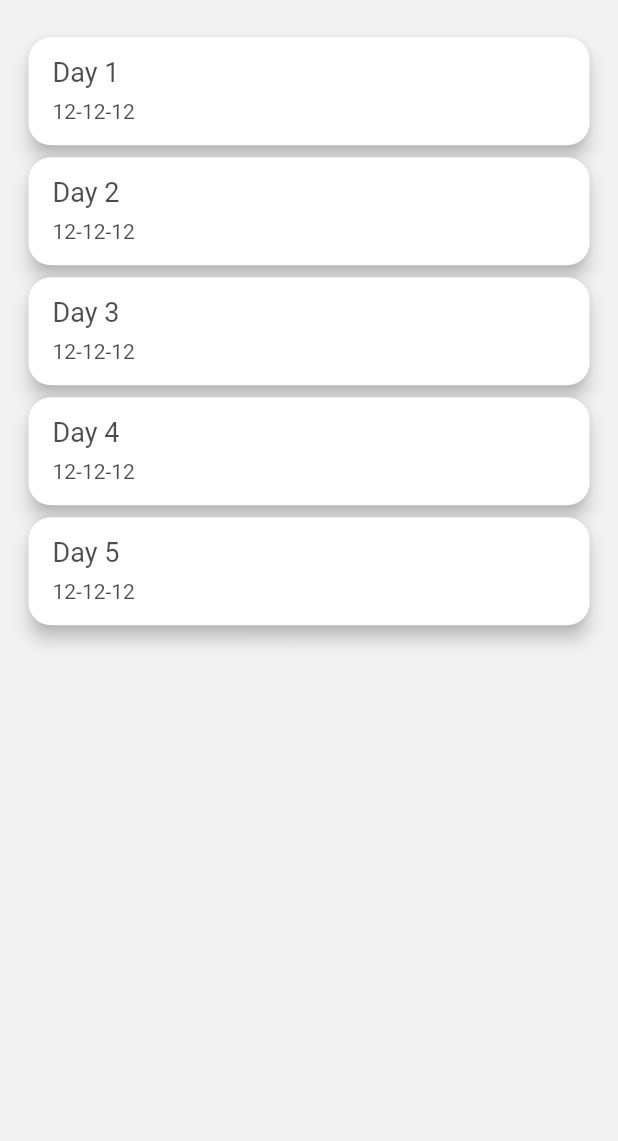
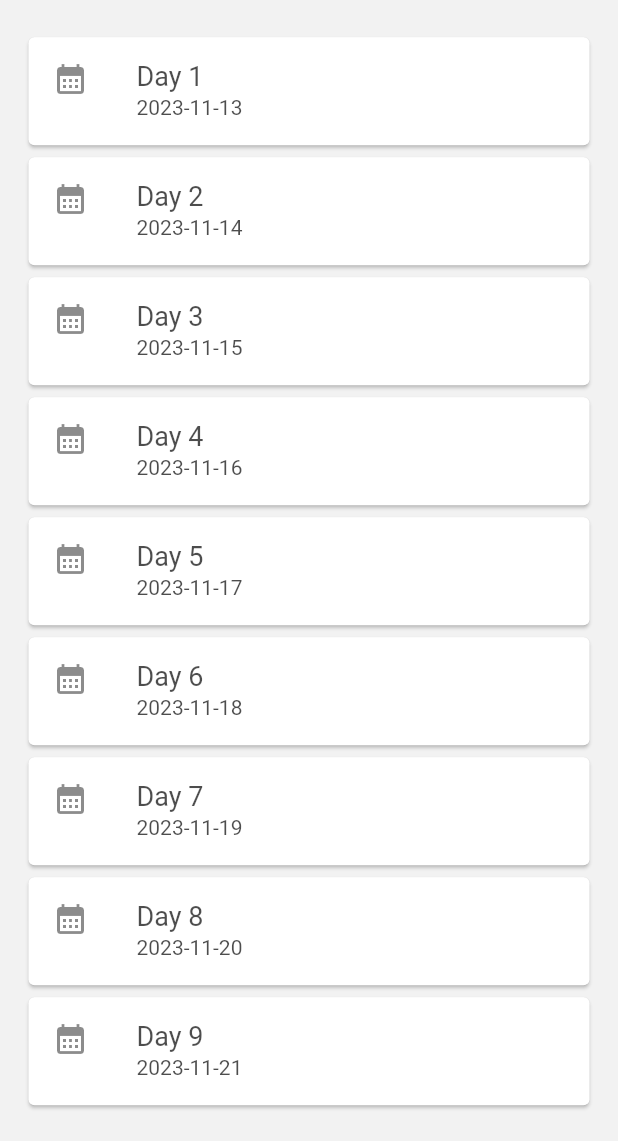
Before and after one commit to jahid-facts/tracking, a Flutter app: the DashbordScreen screen opened by its route, on a phone screen of 412 x 824 dp, the part 95-1236 px from its top. Run offline on Flutter 3.47's test engine with Material 2 defaults, Android fonts, the phone set to English and light mode, and no system bars; our stand-ins replace bloc, device_info_plus, equatable, flutter_bloc, location.

Commit message:
From Ataullah

```diff
--- a/lib/pages/dashbord_screen.dart
+++ b/lib/pages/dashbord_screen.dart
@@ -10,8 +10,10 @@ class DashbordScreen extends StatelessWidget {
     return Scaffold(
       drawer: const DrawerWidget(),
       body: SafeArea(
+        child: Padding(
+          padding: const EdgeInsets.only(left: 15.0, right: 15.0),
           child: ListView(
-          padding: const EdgeInsets.only(left: 15.0, right: 15.0),
+            // scrollDirection:,
             children: [
               verticalSpace(),
               Row(
@@ -33,35 +35,48 @@ class DashbordScreen extends StatelessWidget {
               ListView.builder(
                 shrinkWrap: true,
                 physics: const NeverScrollableScrollPhysics(),
-              itemCount: 5,
+                itemCount: 9,
                 itemBuilder: (BuildContext context, int index) {
-                return Center(
-                  child: Card(
-                    elevation: 5, // Change the elevation for the shadow effect
-                    shape: RoundedRectangleBorder(
-                      borderRadius: BorderRadius.circular(
-                          15.0), // Adjust the value as needed
-                    ),
-                    child: GestureDetector(
+                  return Card(
+                    child: ListTile(
                       onTap: () {
-                        Navigator.pushNamed(context, '/shops');
+                        Navigator.of(context).push(MaterialPageRoute(
+                            builder: (context) => Shopsscreen(
+                                  date: getDate(index),
+                                )));
                       },
-                      child: ListTile(
+                      leading: const Icon(Icons.calendar_month),
                       title: Text('Day ${index + 1}'),
-                        subtitle: const Padding(
-                          padding: EdgeInsets.only(
-                              top: 8.0), // Adjust the top margin as needed
-                          child: Text('12-12-12'),
-                        ),
-                      ),
-                    ),
+                      subtitle: Text(getDate(index)),
                     ),
                   );
+                  // Card(
+                  //   elevation:
+                  //       5, // Change the elevation for the shadow effect
+                  //   shape: RoundedRectangleBorder(
+                  //     borderRadius: BorderRadius.circular(
+                  //         15.0), // Adjust the value as needed
+                  //   ),
+                  //   child: GestureDetector(
+                  //     onTap: () {
+                  //       Navigator.pushNamed(context, '/shops');
+                  //     },
+                  //     child: ListTile(
+                  //       title: Text('Day ${index + 1}'),
+                  //       subtitle: const Padding(
+                  //         padding: EdgeInsets.only(
+                  //             top: 8.0), // Adjust the top margin as needed
+                  //         child: Text('12-12-12'),
+                  //       ),
+                  //     ),
+                  //   ),
+                  // );
                 },
               ),
             ],
           ),
         ),
+      ),
     );
   }
 }
--- a/lib/pages/launcher_screen.dart
+++ b/lib/pages/launcher_screen.dart
@@ -7,6 +7,7 @@ class LauncherScreen extends StatelessWidget {
   @override
   Widget build(BuildContext context) {
     return BlocBuilder<UserBloc, UserState>(
+      buildWhen: (previous, current) => previous != current,
       builder: (context, state) {
         if (state is UserInitialState) {
           return const LoginScreen();
--- a/lib/pages/shops_screen.dart
+++ b/lib/pages/shops_screen.dart
@@ -1,7 +1,8 @@
 import 'package:tracking/utils/importer.dart';
 
 class Shopsscreen extends StatelessWidget {
-  const Shopsscreen({super.key});
+  final String date;
+  const Shopsscreen({super.key, required this.date});
   static const route = '/shops';
 
   @override
@@ -61,7 +62,7 @@ class Shopsscreen extends StatelessWidget {
                       onTap: () {},
                       child: Center(
                         child: Text(
-                          '${DateTime.now().day}-${DateTime.now().month}-${DateTime.now().year}',
+                          date,
                           style: TextStyle(
                             color: Theme.of(context).colorScheme.primary,
                           ),
--- a/lib/utils/importer.dart
+++ b/lib/utils/importer.dart
@@ -10,7 +10,7 @@ export 'package:http/http.dart';
 export 'package:equatable/equatable.dart';
 export 'package:bloc/bloc.dart';
 export 'package:location/location.dart';
-export '';
+export 'package:url_launcher/url_launcher.dart';
 export 'package:device_info_plus/device_info_plus.dart';
 
 // Repositorys
--- a/lib/utils/routing.dart
+++ b/lib/utils/routing.dart
@@ -4,12 +4,12 @@ const launcherRoute = '/launch';
 const homeRoute = '/home';
 const loginRoute = '/login';
 const dashbordScreenRoute = '/dashbord';
-const shopsScreenRoute = '/shops';
+// const shopsScreenRoute = '/shops';
 
 Map<String, WidgetBuilder> allRouts = {
   launcherRoute: (context) => const LauncherScreen(),
   homeRoute: (context) => const HomeScreen(),
   loginRoute: (context) => const LoginScreen(),
   dashbordScreenRoute: (context) => DashbordScreen(),
-  shopsScreenRoute: (context) => const Shopsscreen(),
+  // shopsScreenRoute: (context) => const Shopsscreen(),
 };
--- a/lib/utils/utils_func.dart
+++ b/lib/utils/utils_func.dart
@@ -1,6 +1,14 @@
-import 'package:url_launcher/url_launcher.dart';
+import 'importer.dart';
 
-import 'importer.dart';
+String getDate(int index) {
+  DateTime date = DateTime.now();
+  DateTime resultDate = date.add(Duration(days: index));
+
+  String formattedDate =
+      '${resultDate.year}-${resultDate.month}-${resultDate.day}';
+
+  return formattedDate;
+}
 
 void launchWaze(Cordinate cor) async {
   final Uri url1 = Uri.parse('waze://?ll=${cor.lat},${cor.lon}&navigate=yes');
```
Lines whose indentation alone changed are shown as unchanged.
